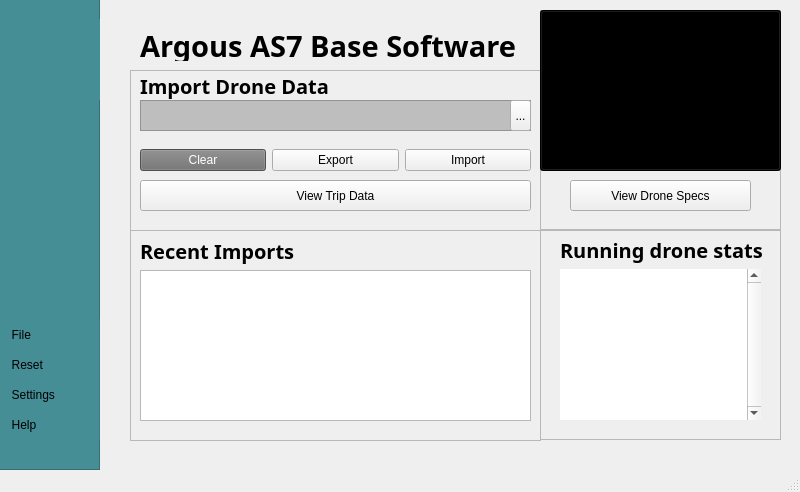
Before: the Qt Designer form src/Win/Argous Qt code base/ArgouseBaseSoftware/homepage.ui in Wabinabi/Argos, drawn with Qt 5.
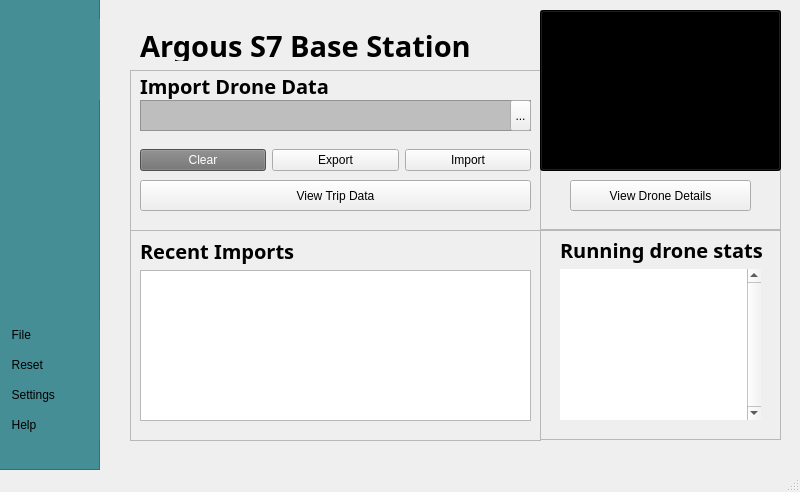
After: the same form once the commit is applied. Icons and pictures are not drawn.

Commit message: UPDATE: Homepage window name and naming convention

Diff of the .ui file:
```diff
--- a/src/Win/Argous Qt code base/ArgouseBaseSoftware/homepage.ui
+++ b/src/Win/Argous Qt code base/ArgouseBaseSoftware/homepage.ui
@@ -195,7 +195,7 @@
       </rect>
      </property>
      <property name="text">
-      <string>View Drone Specs</string>
+      <string>View Drone Details</string>
      </property>
     </widget>
    </widget>
@@ -474,7 +474,7 @@
      </font>
     </property>
     <property name="text">
-     <string>Argous AS7 Base Software</string>
+     <string>Argous S7 Base Station</string>
     </property>
     <property name="alignment">
      <set>Qt::AlignLeading|Qt::AlignLeft|Qt::AlignVCenter</set>
```
Left out of the diff: 2 changed lines with no effect on the pictures.
